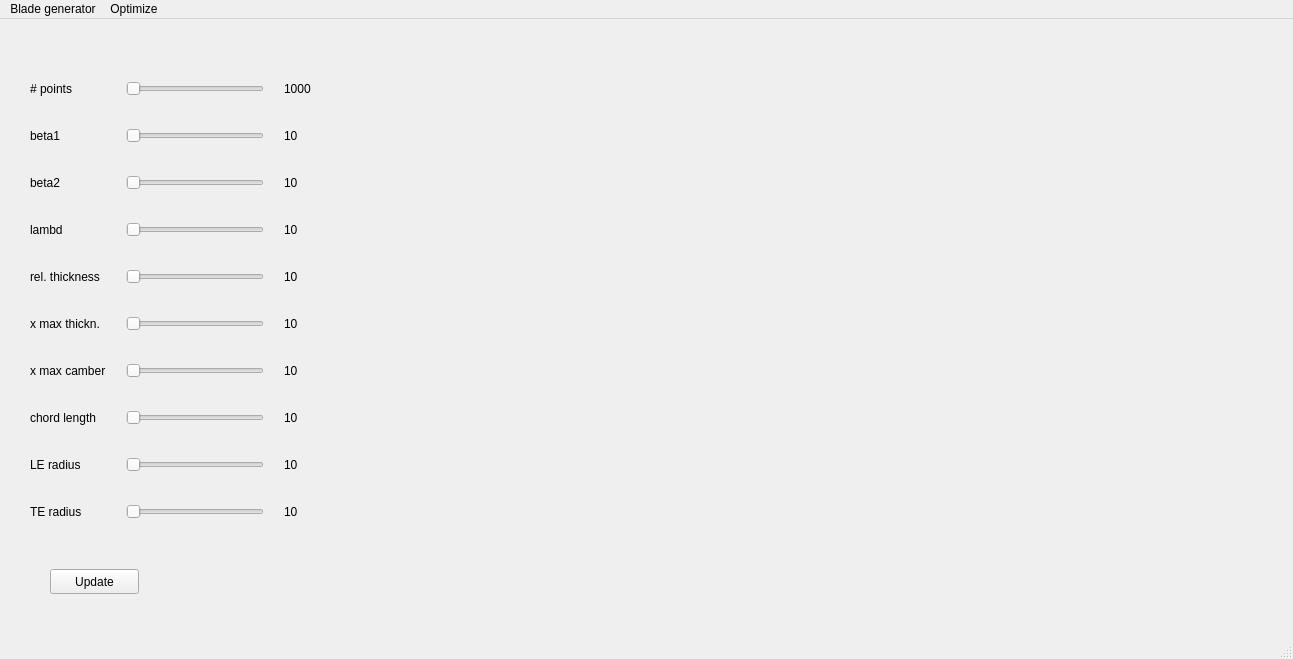
This is scripts/gui/qtdesigner/mainwindow_v1.ui in badabush/Blade-Optimization-Tool as Qt 5 draws it before an edit. The edited form follows.
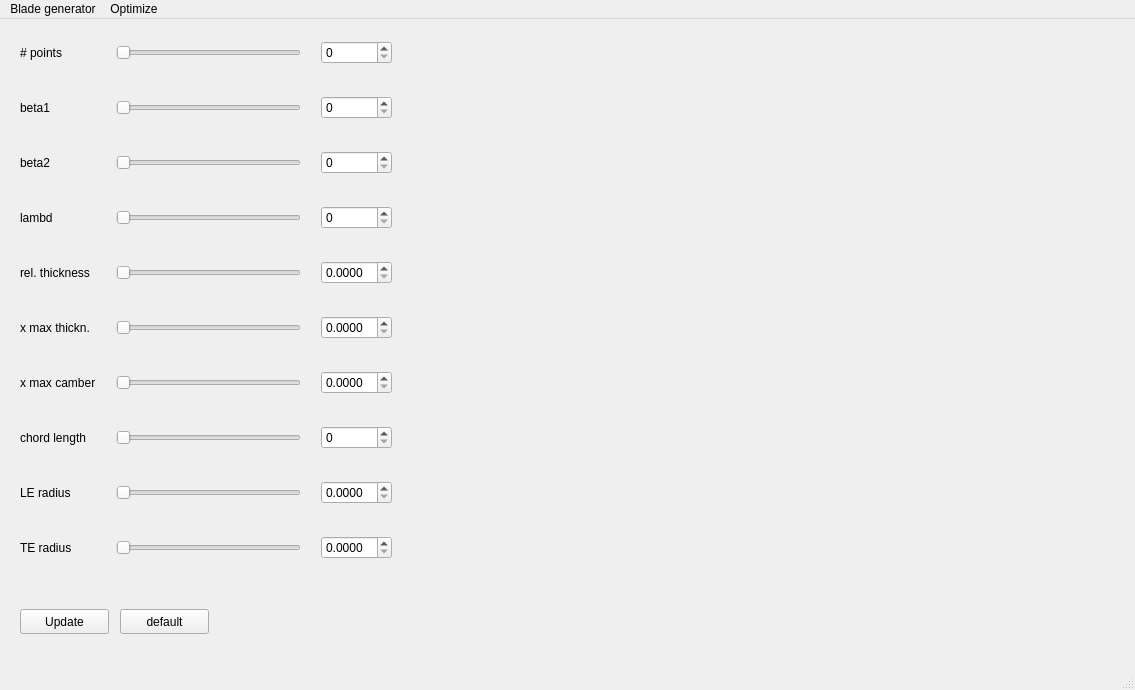
This is the edited form.

Commit message: ref #10 : uploading first gui concept. Slider working, connection to bladegen working, export/import missing."

```diff
--- a/scripts/gui/qtdesigner/mainwindow_v1.ui
+++ b/scripts/gui/qtdesigner/mainwindow_v1.ui
@@ -6,8 +6,8 @@
    <rect>
     <x>0</x>
     <y>0</y>
-    <width>1293</width>
-    <height>659</height>
+    <width>1135</width>
+    <height>690</height>
    </rect>
   </property>
   <property name="windowTitle">
@@ -17,13 +17,13 @@
    <widget class="QWidget" name="gridLayoutWidget">
     <property name="geometry">
      <rect>
-      <x>30</x>
-      <y>60</y>
-      <width>281</width>
-      <height>442</height>
+      <x>20</x>
+      <y>20</y>
+      <width>372</width>
+      <height>532</height>
      </rect>
     </property>
-    <layout class="QGridLayout" name="gridLayout_2">
+    <layout class="QGridLayout" name="gridLayout_2" columnminimumwidth="0,150,50">
      <property name="horizontalSpacing">
       <number>20</number>
      </property>
@@ -51,13 +51,6 @@
        </property>
       </widget>
      </item>
-     <item row="1" column="2">
-      <widget class="QLabel" name="val_beta1">
-       <property name="text">
-        <string>10</string>
-       </property>
-      </widget>
-     </item>
      <item row="6" column="0">
       <widget class="QLabel" name="label_7">
        <property name="text">
@@ -177,66 +170,133 @@
        </property>
       </widget>
      </item>
-     <item row="2" column="2">
-      <widget class="QLabel" name="val_beta2">
-       <property name="text">
-        <string>10</string>
-       </property>
-      </widget>
-     </item>
-     <item row="3" column="2">
-      <widget class="QLabel" name="val_lambd">
-       <property name="text">
-        <string>10</string>
-       </property>
-      </widget>
-     </item>
      <item row="4" column="2">
-      <widget class="QLabel" name="val_rth">
-       <property name="text">
-        <string>10</string>
+      <widget class="QDoubleSpinBox" name="val_rth">
+       <property name="enabled">
+        <bool>true</bool>
+       </property>
+       <property name="decimals">
+        <number>4</number>
+       </property>
+       <property name="singleStep">
+        <double>0.000000000000000</double>
        </property>
       </widget>
      </item>
      <item row="5" column="2">
-      <widget class="QLabel" name="val_xmax_th">
-       <property name="text">
-        <string>10</string>
+      <widget class="QDoubleSpinBox" name="val_xmax_th">
+       <property name="enabled">
+        <bool>true</bool>
+       </property>
+       <property name="decimals">
+        <number>4</number>
+       </property>
+       <property name="singleStep">
+        <double>0.000000000000000</double>
        </property>
       </widget>
      </item>
      <item row="6" column="2">
-      <widget class="QLabel" name="val_xmax_camber">
-       <property name="text">
-        <string>10</string>
+      <widget class="QDoubleSpinBox" name="val_xmax_camber">
+       <property name="enabled">
+        <bool>true</bool>
        </property>
-      </widget>
-     </item>
-     <item row="7" column="2">
-      <widget class="QLabel" name="val_lchord">
-       <property name="text">
-        <string>10</string>
+       <property name="decimals">
+        <number>4</number>
+       </property>
+       <property name="singleStep">
+        <double>0.000000000000000</double>
        </property>
       </widget>
      </item>
      <item row="8" column="2">
-      <widget class="QLabel" name="val_thle">
-       <property name="text">
-        <string>10</string>
+      <widget class="QDoubleSpinBox" name="val_thle">
+       <property name="enabled">
+        <bool>true</bool>
+       </property>
+       <property name="decimals">
+        <number>4</number>
+       </property>
+       <property name="singleStep">
+        <double>0.000000000000000</double>
        </property>
       </widget>
      </item>
      <item row="9" column="2">
-      <widget class="QLabel" name="val_thte">
-       <property name="text">
-        <string>10</string>
+      <widget class="QDoubleSpinBox" name="val_thte">
+       <property name="enabled">
+        <bool>true</bool>
+       </property>
+       <property name="decimals">
+        <number>4</number>
+       </property>
+       <property name="singleStep">
+        <double>0.000000000000000</double>
        </property>
       </widget>
      </item>
      <item row="0" column="2">
-      <widget class="QLabel" name="val_npts">
-       <property name="text">
-        <string>1000</string>
+      <widget class="QDoubleSpinBox" name="val_npts">
+       <property name="enabled">
+        <bool>true</bool>
+       </property>
+       <property name="decimals">
+        <number>0</number>
+       </property>
+       <property name="singleStep">
+        <double>0.000000000000000</double>
+       </property>
+      </widget>
+     </item>
+     <item row="1" column="2">
+      <widget class="QDoubleSpinBox" name="val_beta1">
+       <property name="enabled">
+        <bool>true</bool>
+       </property>
+       <property name="decimals">
+        <number>0</number>
+       </property>
+       <property name="singleStep">
+        <double>0.000000000000000</double>
+       </property>
+      </widget>
+     </item>
+     <item row="2" column="2">
+      <widget class="QDoubleSpinBox" name="val_beta2">
+       <property name="enabled">
+        <bool>true</bool>
+       </property>
+       <property name="decimals">
+        <number>0</number>
+       </property>
+       <property name="singleStep">
+        <double>0.000000000000000</double>
+       </property>
+      </widget>
+     </item>
+     <item row="3" column="2">
+      <widget class="QDoubleSpinBox" name="val_lambd">
+       <property name="enabled">
+        <bool>true</bool>
+       </property>
+       <property name="decimals">
+        <number>0</number>
+       </property>
+       <property name="singleStep">
+        <double>0.000000000000000</double>
+       </property>
+      </widget>
+     </item>
+     <item row="7" column="2">
+      <widget class="QDoubleSpinBox" name="val_lchord">
+       <property name="enabled">
+        <bool>true</bool>
+       </property>
+       <property name="decimals">
+        <number>0</number>
+       </property>
+       <property name="singleStep">
+        <double>0.000000000000000</double>
        </property>
       </widget>
      </item>
@@ -245,8 +305,8 @@
    <widget class="QPushButton" name="update_button">
     <property name="geometry">
      <rect>
-      <x>50</x>
-      <y>550</y>
+      <x>20</x>
+      <y>590</y>
       <width>89</width>
       <height>25</height>
      </rect>
@@ -255,13 +315,36 @@
      <string>Update</string>
     </property>
    </widget>
+   <widget class="QPushButton" name="btn_default">
+    <property name="geometry">
+     <rect>
+      <x>120</x>
+      <y>590</y>
+      <width>89</width>
+      <height>25</height>
+     </rect>
+    </property>
+    <property name="text">
+     <string>default</string>
+    </property>
+   </widget>
+   <widget class="QWidget" name="fig_widget" native="true">
+    <property name="geometry">
+     <rect>
+      <x>500</x>
+      <y>20</y>
+      <width>581</width>
+      <height>531</height>
+     </rect>
+    </property>
+   </widget>
   </widget>
   <widget class="QMenuBar" name="menubar">
    <property name="geometry">
     <rect>
      <x>0</x>
      <y>0</y>
-     <width>1293</width>
+     <width>1135</width>
      <height>22</height>
     </rect>
    </property>
```
Left out of the diff: 2 changed lines with no effect on the pictures. The commit also changes 3 other files.
